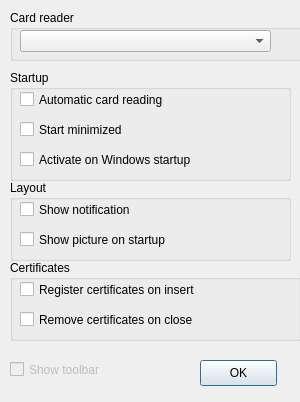
Above: pteid-mw-pt/_src/eidmw/eidgui/dlgOptions.ui from amagovpt/autenticacao.gov before the change. Below: the same form after it.
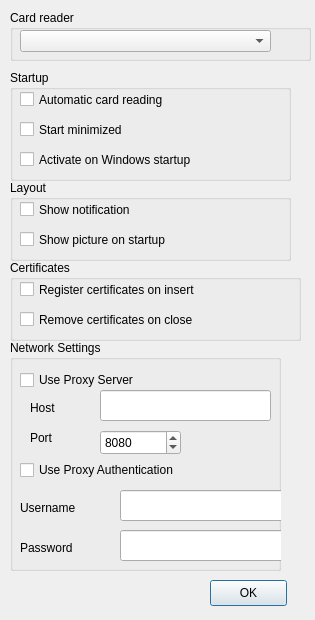
That is the form after the change.

Commit message: eidgui: Add proxy settings to Options Dialog

The edit to the form file:
```diff
--- a/pteid-mw-pt/_src/eidmw/eidgui/dlgOptions.ui
+++ b/pteid-mw-pt/_src/eidmw/eidgui/dlgOptions.ui
@@ -6,8 +6,8 @@
    <rect>
     <x>0</x>
     <y>0</y>
-    <width>300</width>
-    <height>402</height>
+    <width>315</width>
+    <height>620</height>
    </rect>
   </property>
   <property name="sizePolicy">
@@ -19,7 +19,7 @@
   <property name="maximumSize">
    <size>
     <width>600</width>
-    <height>417</height>
+    <height>620</height>
    </size>
   </property>
   <property name="windowTitle">
@@ -196,8 +196,8 @@
   <widget class="QPushButton" name="okButton">
    <property name="geometry">
     <rect>
-     <x>200</x>
-     <y>360</y>
+     <x>210</x>
+     <y>580</y>
      <width>77</width>
      <height>26</height>
     </rect>
@@ -206,24 +206,148 @@
     <string>OK</string>
    </property>
   </widget>
-  <widget class="QCheckBox" name="chbShowToolbar">
-   <property name="enabled">
-    <bool>false</bool>
-   </property>
+  <widget class="QGroupBox" name="groupBox_proxy">
    <property name="geometry">
     <rect>
      <x>10</x>
-     <y>360</y>
-     <width>261</width>
-     <height>19</height>
+     <y>340</y>
+     <width>271</width>
+     <height>231</height>
     </rect>
    </property>
-   <property name="toolTip">
-    <string>Determins whether the toolbar gets shown or not</string>
+   <property name="title">
+    <string>Network Settings</string>
    </property>
-   <property name="text">
-    <string>Show toolbar</string>
-   </property>
+   <widget class="QCheckBox" name="checkBox_proxy">
+    <property name="geometry">
+     <rect>
+      <x>10</x>
+      <y>30</y>
+      <width>191</width>
+      <height>20</height>
+     </rect>
+    </property>
+    <property name="text">
+     <string>Use Proxy Server</string>
+    </property>
+   </widget>
+   <widget class="QLineEdit" name="lineEdit_proxyHost">
+    <property name="geometry">
+     <rect>
+      <x>90</x>
+      <y>50</y>
+      <width>171</width>
+      <height>31</height>
+     </rect>
+    </property>
+   </widget>
+   <widget class="QLabel" name="label_proxyhost">
+    <property name="geometry">
+     <rect>
+      <x>20</x>
+      <y>60</y>
+      <width>62</width>
+      <height>15</height>
+     </rect>
+    </property>
+    <property name="text">
+     <string>Host</string>
+    </property>
+   </widget>
+   <widget class="QLabel" name="label_2">
+    <property name="geometry">
+     <rect>
+      <x>20</x>
+      <y>90</y>
+      <width>62</width>
+      <height>15</height>
+     </rect>
+    </property>
+    <property name="text">
+     <string>Port</string>
+    </property>
+   </widget>
+   <widget class="QSpinBox" name="spinBox">
+    <property name="geometry">
+     <rect>
+      <x>90</x>
+      <y>90</y>
+      <width>81</width>
+      <height>25</height>
+     </rect>
+    </property>
+    <property name="minimum">
+     <number>1</number>
+    </property>
+    <property name="maximum">
+     <number>65535</number>
+    </property>
+    <property name="value">
+     <number>8080</number>
+    </property>
+   </widget>
+   <widget class="QCheckBox" name="checkBox_proxyAuth">
+    <property name="geometry">
+     <rect>
+      <x>10</x>
+      <y>120</y>
+      <width>230</width>
+      <height>20</height>
+     </rect>
+    </property>
+    <property name="text">
+     <string>Use Proxy Authentication</string>
+    </property>
+   </widget>
+   <widget class="QLabel" name="label_proxyhost_2">
+    <property name="geometry">
+     <rect>
+      <x>10</x>
+      <y>160</y>
+      <width>90</width>
+      <height>16</height>
+     </rect>
+    </property>
+    <property name="text">
+     <string>Username</string>
+    </property>
+   </widget>
+   <widget class="QLineEdit" name="lineEdit_proxyUser">
+    <property name="geometry">
+     <rect>
+      <x>110</x>
+      <y>150</y>
+      <width>171</width>
+      <height>31</height>
+     </rect>
+    </property>
+   </widget>
+   <widget class="QLabel" name="label_proxyhost_3">
+    <property name="geometry">
+     <rect>
+      <x>10</x>
+      <y>200</y>
+      <width>91</width>
+      <height>16</height>
+     </rect>
+    </property>
+    <property name="text">
+     <string>Password</string>
+    </property>
+   </widget>
+   <widget class="QLineEdit" name="lineEdit_proxyPwd">
+    <property name="geometry">
+     <rect>
+      <x>110</x>
+      <y>190</y>
+      <width>171</width>
+      <height>31</height>
+     </rect>
+    </property>
+    <property name="echoMode">
+     <enum>QLineEdit::Password</enum>
+    </property>
+   </widget>
   </widget>
  </widget>
  <resources/>
```
Left out of the diff: 21 changed lines with no effect on the pictures. The commit also changes 9 other files.
